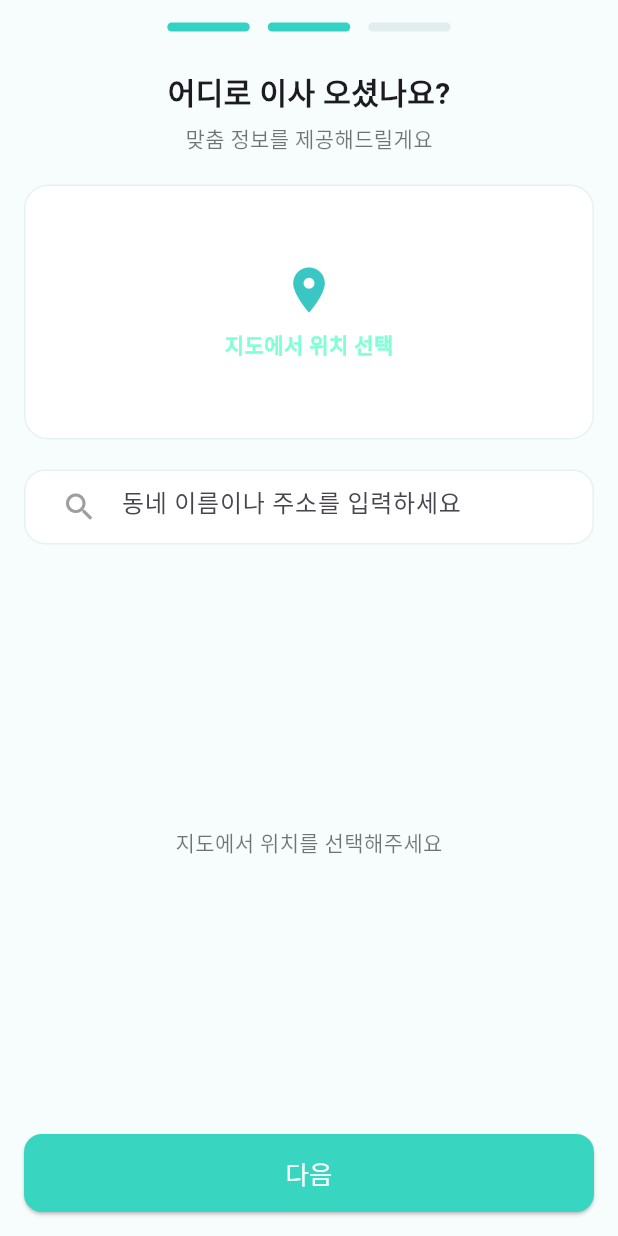
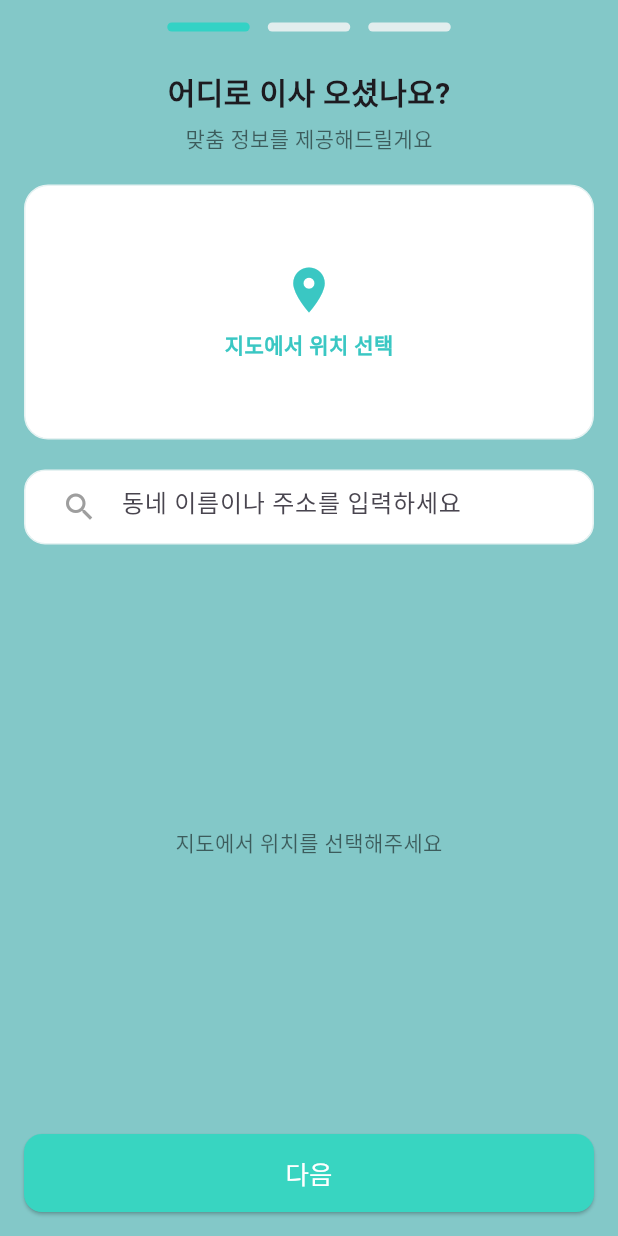
Before and after one commit to kant300/moveon_app, a Flutter app: the OnboardingAddress screen opened by its route, on a phone screen of 412 x 824 dp. Run offline on Flutter 3.47's test engine with Material 3 defaults, Android fonts, the phone set to English and light mode, and no system bars; our stand-ins replace dio, geocoding, geolocator, permission_handler, shared_preferences, webview_flutter; accounts and stored records are empty; network calls fail; statements that could not run were skipped.

Commit message:
뒤로가기버튼 생성

```diff
--- a/lib/screens/onboarding/OnboardingAddress.dart
+++ b/lib/screens/onboarding/OnboardingAddress.dart
@@ -162,7 +162,7 @@ kakao.maps.event.addListener(map, 'click', function(mouseEvent) {
     const Color mainMint = Color(0xFF38D5C1);
 
     return Scaffold(
-      backgroundColor: Color(0xFFF7FCFC),
+      backgroundColor: Color(0xFF83C8C8),
       body: SafeArea(
         child: Column(
           children: [
@@ -174,7 +174,7 @@ kakao.maps.event.addListener(map, 'click', function(mouseEvent) {
               children: const [
                 _StepBar(active: true),
                 SizedBox(width: 12),
-                _StepBar(active: true),
+                _StepBar(active: false),
                 SizedBox(width: 12),
                 _StepBar(active: false),
               ],
@@ -217,7 +217,7 @@ kakao.maps.event.addListener(map, 'click', function(mouseEvent) {
                         "지도에서 위치 선택",
                         style: TextStyle(
                             fontSize: 14,
-                            color: Color(0xFF7FFFD4),
+                            color: Color(0xFF3AC7C3),
                             fontWeight: FontWeight.w600),
                       )
                     ],
--- a/lib/screens/onboarding/OnboardingCategory.dart
+++ b/lib/screens/onboarding/OnboardingCategory.dart
@@ -167,7 +167,7 @@ class OnboardingCategoryState extends State<OnboardingCategory> {
         elevation: 0,
         backgroundColor: Colors.white,
 
-        leading: SizedBox.shrink(),
+        // leading: SizedBox.shrink(), // leading을 명시하지 않으면 자동으로 BackButton이 생깁니다.
       ),
       body: Padding(
         padding: const EdgeInsets.symmetric(horizontal: 24.0),
```
